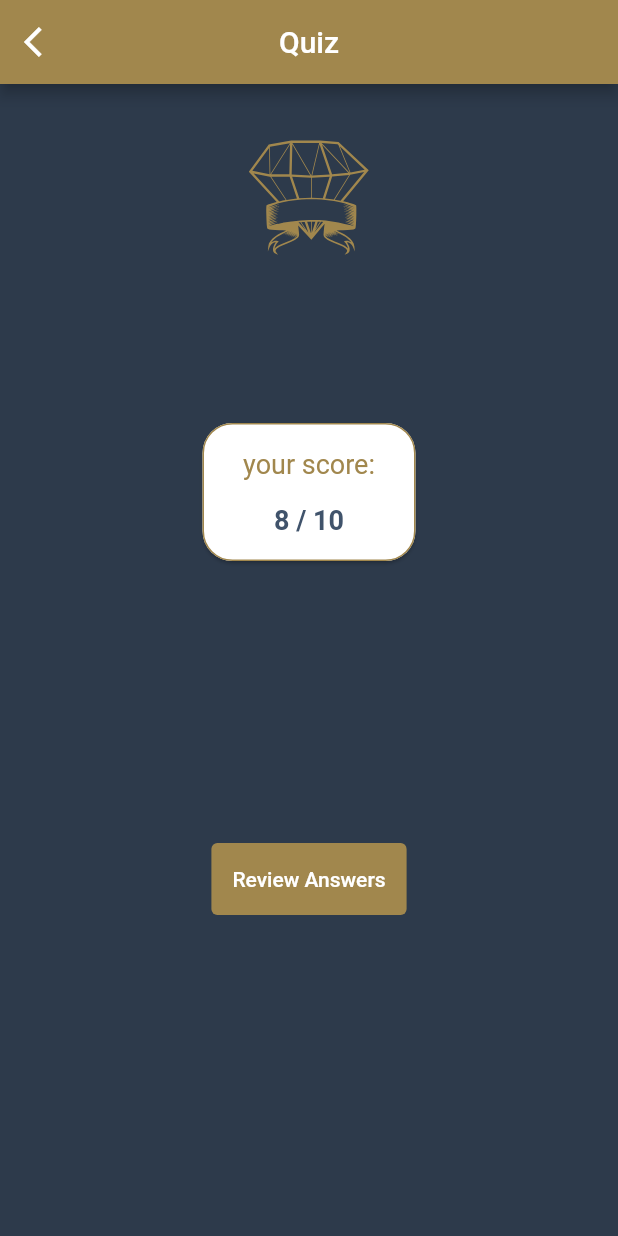
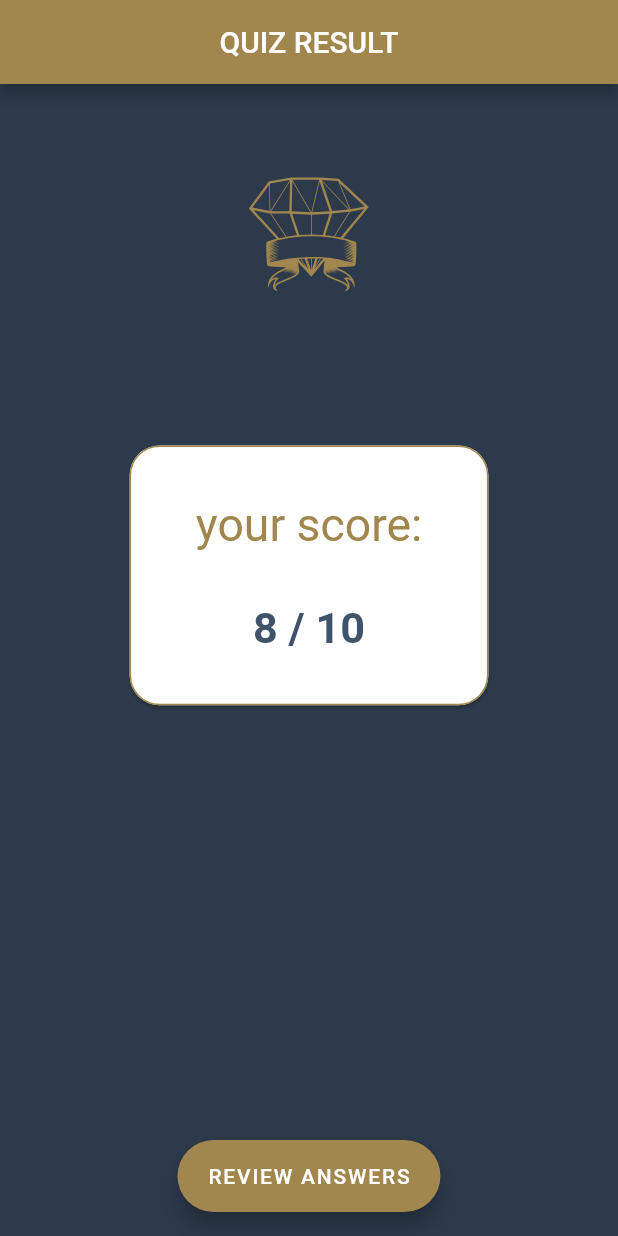
Before and after one commit to kira-on-git/quiz_temlplate, a Flutter app: the ResultScreen screen opened by its route, on a phone screen of 412 x 824 dp. Run offline on Flutter 3.47's test engine with Material 2 defaults, Android fonts, the phone set to English and light mode, and no system bars; our stand-ins replace flutter_svg, get.

Commit message:
layout without quiz-brain

```diff
--- a/lib/screens/result_screen.dart
+++ b/lib/screens/result_screen.dart
@@ -12,25 +12,37 @@ class ResultScreen extends StatelessWidget {
   @override
   Widget build(BuildContext context) {
     // AppController qnController = Get.put(AppController());
-
+    double scaleHeight = MediaQuery.of(context).size.height / 10;
+    double scaleWidth = MediaQuery.of(context).size.width / 20;
     return Scaffold(
       backgroundColor: kBG,
       appBar: AppBar(
-        leading: IconButton(
-            onPressed: () => Get.toNamed(AppRouts.secondRoute),
-            icon: const Icon(Icons.arrow_back_ios)),
-        automaticallyImplyLeading: true,
-        title: const Text("Quiz"),
+        // leading: IconButton(
+        //     onPressed: () => Get.toNamed(AppRouts.secondRoute),
+        //     icon: const Icon(Icons.arrow_back_ios)),
+        //DELETE BACK ARROW
+        automaticallyImplyLeading: false,
+        title: const Text("QUIZ RESULT"),
         centerTitle: true,
         backgroundColor: kGold,
       ),
+      floatingActionButton: FloatingActionButton.extended(
+        backgroundColor: kGold,
+        foregroundColor: kWhite,
+        onPressed: () => Get.toNamed(AppRouts.reviewRoute),
+        // icon: Icon(Icons.add),
+        label: const Text('REVIEW ANSWERS'),
+        // extendedIconLabelSpacing: 0.05,
+      ),
+      floatingActionButtonLocation: FloatingActionButtonLocation.centerFloat,
       body: SafeArea(
+        // maintainBottomViewPadding: true,
         child: Center(
-          heightFactor: 1,
+          heightFactor: 1.3,
           child: Padding(
-            padding: const EdgeInsets.symmetric(vertical: 30),
+            padding: const EdgeInsets.symmetric(vertical: 0),
             child: Column(
-              mainAxisAlignment: MainAxisAlignment.spaceBetween,
+              // mainAxisAlignment: MainAxisAlignment.spaceBetween,
               mainAxisSize: MainAxisSize.min,
               children: [
                 /*** IMAGE ***/
@@ -39,19 +51,17 @@ class ResultScreen extends StatelessWidget {
                   height: 100,
                   'assets/svg/diamond.svg',
                 ),
-                const Spacer(
-                  flex: 4,
-                ),
-                ConstrainedBox(
-                  constraints: const BoxConstraints(
-                    maxHeight: 100,
-                    minHeight: 25,
-                    maxWidth: 450,
-                    minWidth: 150,
-                  ),
+/********CARD******/
+                Padding(
+                  padding: EdgeInsets.only(top: 1 * scaleHeight),
+                  // top: MediaQuery.of(context).size.height / 10),
+                  // padding: const EdgeInsets.only(top: 10),
+                  child: SizedBox(
+                    width: scaleWidth * 12,
+                    height: scaleHeight * 2.2,
                     child: Card(
                       shape: RoundedRectangleBorder(
-                      side: BorderSide(color: kGold),
+                        side: const BorderSide(color: kGold),
                         borderRadius: BorderRadius.circular(20.0),
                       ),
                       child: Column(
@@ -60,43 +70,28 @@ class ResultScreen extends StatelessWidget {
                             /*** CARD TITLE ***/
                             Text(
                               "your score:",
-                            textScaleFactor: ScaleSize.textScaleFactor(context),
-                            style: const TextStyle(
+                              style: TextStyle(
                                 color: kGold,
-                              fontSize: 18,
+                                fontSize: scaleWidth * 1.5,
                                 fontWeight: FontWeight.w400,
                               ),
                             ),
                             /*** SCORE ***/
                             Text(
-                            textScaleFactor: ScaleSize.textScaleFactor(context),
+                              textScaleFactor:
+                                  ScaleSize.textScaleFactor(context),
                               "8 / 10",
-                            style: const TextStyle(
+                              style: TextStyle(
                                 color: kSmoky,
-                              fontSize: 18,
+                                fontSize: scaleWidth * 1.4,
                                 fontWeight: FontWeight.w600,
                               ),
                             ),
                           ]),
                     ),
                   ),
-                /*** BUTTON ***/
-                const Spacer(
-                  flex: 8,
                 ),
-                ElevatedButton(
-                  onPressed: () => Get.toNamed(AppRouts.reviewRoute),
-                  clipBehavior: Clip.none,
-                  style: ElevatedButton.styleFrom(
-                    backgroundColor: kGold,
-                    padding: const EdgeInsets.symmetric(
-                        horizontal: 14, vertical: 16),
-                    minimumSize: const Size(100, 40),
-                    elevation: 0,
-                  ),
-                  child: const Text("Review Answers"),
-                ),
-                const Spacer(flex: 8)
+/********CARD******/
               ],
             ),
           ),
```
Also changed, not shown: lib/screens/review_screen.dart (+15 -5 lines), lib/screens/second_screen.dart (+33 -39 lines). Lines whose indentation alone changed are shown as unchanged.
